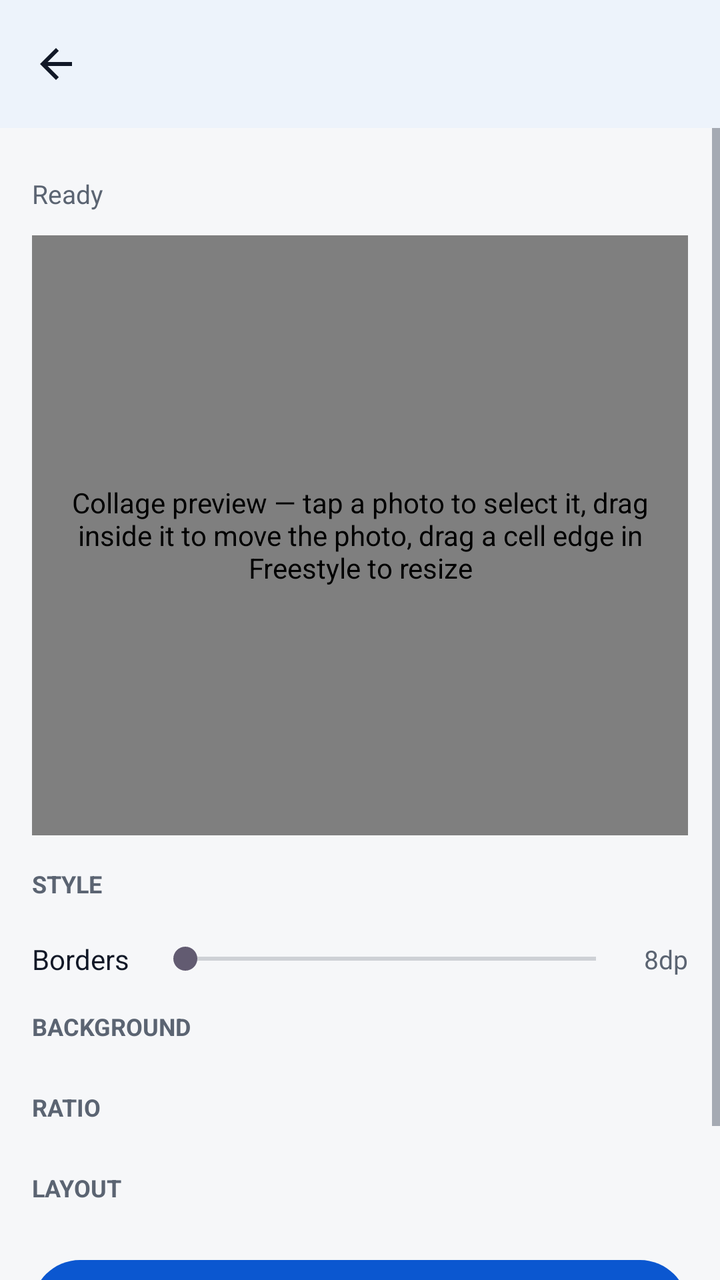
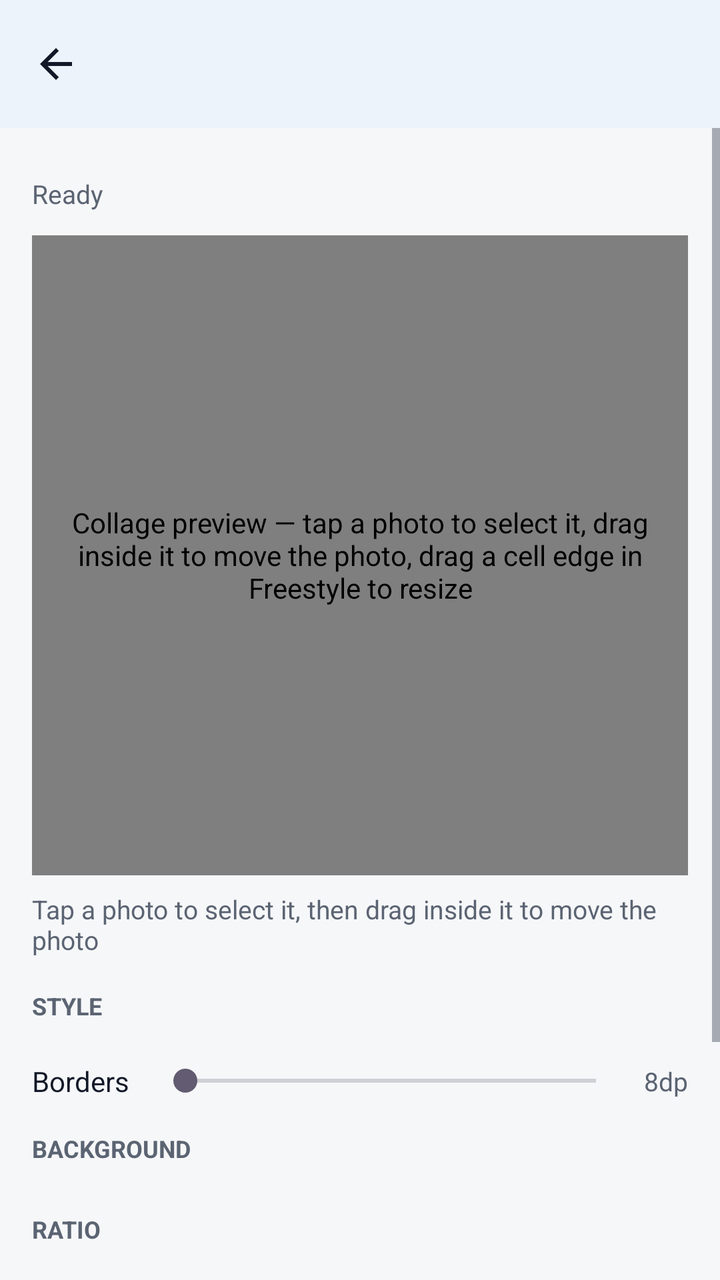

Before-and-after screenshots of an Android layout around one commit, followed by the original layout XML and the change that was made.
<!-- AndroidManifest.xml: application theme Theme.Hakunaa -->
<!-- res/layout/activity_collage.xml -->
<?xml version="1.0" encoding="utf-8"?>
<LinearLayout xmlns:android="http://schemas.android.com/apk/res/android"
    xmlns:app="http://schemas.android.com/apk/res-auto"
    android:layout_width="match_parent"
    android:layout_height="match_parent"
    android:background="@color/hakunaa_background"
    android:orientation="vertical">

    <com.google.android.material.appbar.MaterialToolbar
        android:id="@+id/toolbar"
        android:layout_width="match_parent"
        android:layout_height="wrap_content"
        android:background="@color/hakunaa_surface"
        android:elevation="2dp"
        android:title="Collage Maker"
        android:titleTextColor="@color/hakunaa_text"
        app:navigationIcon="@drawable/ic_arrow_back" />

    <ScrollView
        android:layout_width="match_parent"
        android:layout_height="0dp"
        android:layout_weight="1">

        <LinearLayout
            android:layout_width="match_parent"
            android:layout_height="wrap_content"
            android:orientation="vertical"
            android:padding="16dp">

            <HorizontalScrollView
                android:layout_width="match_parent"
                android:layout_height="wrap_content"
                android:scrollbars="none">

                <LinearLayout
                    android:id="@+id/photoStrip"
                    android:layout_width="wrap_content"
                    android:layout_height="wrap_content"
                    android:orientation="horizontal" />
            </HorizontalScrollView>

            <TextView
                android:id="@+id/tvPhotos"
                android:layout_width="wrap_content"
                android:layout_height="wrap_content"
                android:layout_marginTop="8dp"
                android:text="@string/ready"
                android:textColor="@color/hakunaa_text_secondary"
                android:textSize="13sp" />

            <com.hakunaa.app.image.CollagePreviewView
                android:id="@+id/previewView"
                android:layout_width="match_parent"
                android:layout_height="300dp"
                android:layout_marginTop="12dp"
                android:background="#EDEFF2"
                android:contentDescription="Collage preview — tap a photo to select it, drag inside it to move the photo, drag a cell edge in Freestyle to resize" />

            <EditText
                android:id="@+id/etPosterCaption"
                android:layout_width="match_parent"
                android:layout_height="wrap_content"
                android:layout_marginTop="8dp"
                android:background="@drawable/bg_search"
                android:hint="Poster caption…"
                android:inputType="textCapSentences"
                android:maxLines="1"
                android:padding="12dp"
                android:textColor="@color/hakunaa_text"
                android:textColorHint="@color/hakunaa_text_secondary"
                android:textSize="15sp"
                android:visibility="gone" />

            <TextView
                android:layout_width="wrap_content"
                android:layout_height="wrap_content"
                android:layout_marginTop="16dp"
                android:text="STYLE"
                android:textColor="@color/hakunaa_text_secondary"
                android:textSize="12sp"
                android:textStyle="bold" />

            <LinearLayout
                android:id="@+id/styleRow"
                android:layout_width="match_parent"
                android:layout_height="wrap_content"
                android:layout_marginTop="4dp"
                android:orientation="horizontal" />

            <LinearLayout
                android:layout_width="match_parent"
                android:layout_height="wrap_content"
                android:layout_marginTop="16dp"
                android:gravity="center_vertical"
                android:orientation="horizontal">

                <TextView
                    android:layout_width="wrap_content"
                    android:layout_height="wrap_content"
                    android:text="Borders"
                    android:textColor="@color/hakunaa_text"
                    android:textSize="14sp" />

                <SeekBar
                    android:id="@+id/sbBorder"
                    android:layout_width="0dp"
                    android:layout_height="wrap_content"
                    android:layout_marginStart="12dp"
                    android:layout_weight="1" />

                <TextView
                    android:id="@+id/tvBorderValue"
                    android:layout_width="wrap_content"
                    android:layout_height="wrap_content"
                    android:layout_marginStart="8dp"
                    android:text="8dp"
                    android:textColor="@color/hakunaa_text_secondary"
                    android:textSize="13sp" />
            </LinearLayout>

            <TextView
                android:layout_width="wrap_content"
                android:layout_height="wrap_content"
                android:layout_marginTop="16dp"
                android:text="BACKGROUND"
                android:textColor="@color/hakunaa_text_secondary"
                android:textSize="12sp"
                android:textStyle="bold" />

            <LinearLayout
                android:id="@+id/colorRow"
                android:layout_width="match_parent"
                android:layout_height="wrap_content"
                android:layout_marginTop="8dp"
                android:orientation="horizontal" />

            <TextView
                android:layout_width="wrap_content"
                android:layout_height="wrap_content"
                android:layout_marginTop="16dp"
                android:text="RATIO"
                android:textColor="@color/hakunaa_text_secondary"
                android:textSize="12sp"
                android:textStyle="bold" />

            <LinearLayout
                android:id="@+id/ratioRow"
                android:layout_width="match_parent"
                android:layout_height="wrap_content"
                android:layout_marginTop="8dp"
                android:orientation="horizontal" />

            <TextView
                android:layout_width="wrap_content"
                android:layout_height="wrap_content"
                android:layout_marginTop="16dp"
                android:text="LAYOUT"
                android:textColor="@color/hakunaa_text_secondary"
                android:textSize="12sp"
                android:textStyle="bold" />

            <HorizontalScrollView
                android:layout_width="match_parent"
                android:layout_height="wrap_content"
                android:layout_marginTop="8dp"
                android:scrollbars="none">

                <LinearLayout
                    android:id="@+id/templateRow"
                    android:layout_width="wrap_content"
                    android:layout_height="wrap_content"
                    android:orientation="horizontal" />
            </HorizontalScrollView>

            <com.google.android.material.button.MaterialButton
                android:id="@+id/btnMakeCollage"
                android:layout_width="match_parent"
                android:layout_height="56dp"
                android:layout_marginTop="16dp"
                android:text="Save Collage" />

            <TextView
                android:id="@+id/tvStatus"
                android:layout_width="match_parent"
                android:layout_height="wrap_content"
                android:gravity="center"
                android:paddingTop="12dp"
                android:text="@string/ready"
                android:textColor="@color/hakunaa_text"
                android:textSize="14sp" />
        </LinearLayout>
    </ScrollView>
</LinearLayout>
<!-- resources referenced by this layout -->
<resources>
  <color name="hakunaa_background">#F6F7F9</color>
  <color name="hakunaa_surface">#FFFFFF</color>
  <color name="hakunaa_text">#111827</color>
  <color name="hakunaa_text_secondary">#5B6472</color>
  <!-- drawable bg_search (drawable) -->
  <?xml version="1.0" encoding="utf-8"?>
  <shape xmlns:android="http://schemas.android.com/apk/res/android"
      android:shape="rectangle">
      <solid android:color="#FFFFFF" />
      <stroke
          android:width="1dp"
          android:color="#D9DEE6" />
      <corners android:radius="24dp" />
  </shape>
  <!-- drawable ic_arrow_back (drawable) -->
  <vector xmlns:android="http://schemas.android.com/apk/res/android"
      android:width="24dp"
      android:height="24dp"
      android:viewportWidth="24"
      android:viewportHeight="24"
      android:tint="#111827">
      <path
          android:fillColor="#FF000000"
          android:pathData="M20,11H7.83l5.59,-5.59L12,4l-8,8 8,8 1.41,-1.41L7.83,13H20v-2z" />
  </vector>
  <string name="ready">Ready</string>
  <style name="Theme.Hakunaa" parent="Theme.Material3.Light.NoActionBar">
          <item name="colorPrimary">@color/hakunaa_primary</item>
          <item name="colorPrimaryDark">@color/hakunaa_primary_dark</item>
          <item name="colorOnPrimary">@color/hakunaa_on_primary</item>
          <item name="android:windowBackground">@color/hakunaa_background</item>
          <item name="colorSurface">@color/hakunaa_surface</item>
          <item name="android:textColorPrimary">@color/hakunaa_text</item>
          <item name="android:textColorSecondary">@color/hakunaa_text_secondary</item>
      </style>
  <color name="hakunaa_primary">#0B57D0</color>
  <color name="hakunaa_primary_dark">#0842A0</color>
  <color name="hakunaa_on_primary">#FFFFFF</color>
</resources>

<!-- the commit's change to res/layout/activity_collage.xml (unified diff, before → after) -->
@@ -51,10 +51,19 @@
             <com.hakunaa.app.image.CollagePreviewView
                 android:id="@+id/previewView"
                 android:layout_width="match_parent"
-                android:layout_height="300dp"
+                android:layout_height="320dp"
                 android:layout_marginTop="12dp"
                 android:background="#EDEFF2"
                 android:contentDescription="Collage preview — tap a photo to select it, drag inside it to move the photo, drag a cell edge in Freestyle to resize" />
+
+            <TextView
+                android:id="@+id/tvHint"
+                android:layout_width="wrap_content"
+                android:layout_height="wrap_content"
+                android:layout_marginTop="8dp"
+                android:text="Tap a photo to select it, then drag inside it to move the photo"
+                android:textColor="@color/hakunaa_text_secondary"
+                android:textSize="13sp" />
 
             <EditText
                 android:id="@+id/etPosterCaption"
@@ -106,7 +115,8 @@
                     android:layout_width="0dp"
                     android:layout_height="wrap_content"
                     android:layout_marginStart="12dp"
-                    android:layout_weight="1" />
+                    android:layout_weight="1"
+                    android:max="40" />
 
                 <TextView
                     android:id="@+id/tvBorderValue"
